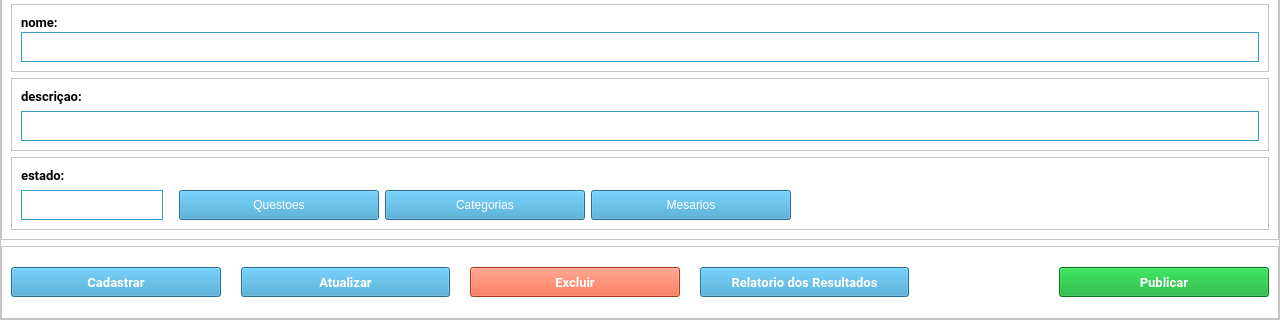
Above: statics/ui/eleicoes.ui from RodriguesGabrielTi/voto-simples before the change; both pictures show x 0 to 1280 and y 401 to 721 of the 1280 by 721 pixel window. Below: the same form after it.
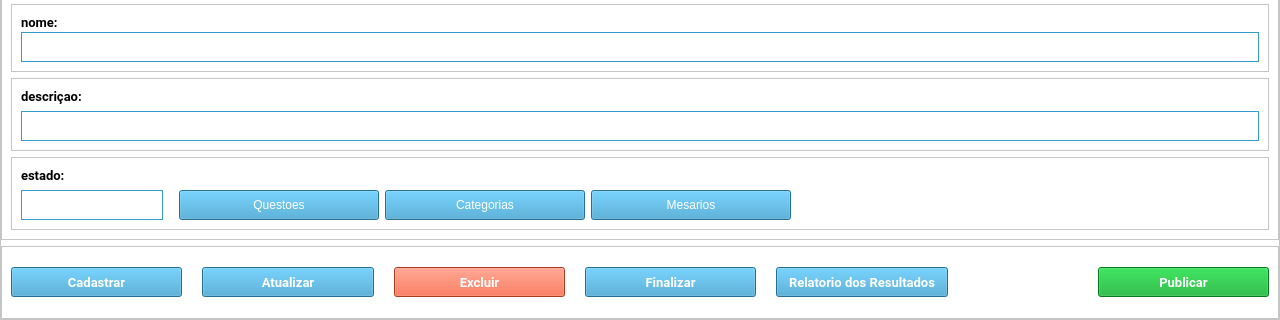
That is the form after the change. Icons and pictures are not drawn.

The edit to the form file:
```diff
--- a/statics/ui/eleicoes.ui
+++ b/statics/ui/eleicoes.ui
@@ -811,6 +811,31 @@
             </property>
            </widget>
           </item>
+          <item>
+           <widget class="QPushButton" name="pushButton_finalizar">
+            <property name="maximumSize">
+             <size>
+              <width>700</width>
+              <height>30</height>
+             </size>
+            </property>
+            <property name="font">
+             <font>
+              <family>Roboto</family>
+              <pointsize>10</pointsize>
+              <weight>75</weight>
+              <bold>true</bold>
+             </font>
+            </property>
+            <property name="styleSheet">
+             <string notr="true">background-color: rgb(53, 154, 204);
+color: rgb(255, 255, 255);</string>
+            </property>
+            <property name="text">
+             <string>Finalizar</string>
+            </property>
+           </widget>
+          </item>
           <item>
            <widget class="QPushButton" name="pushButton_relatorio">
             <property name="maximumSize">
```
Left out of the diff: 2 changed lines with no effect on the pictures.
